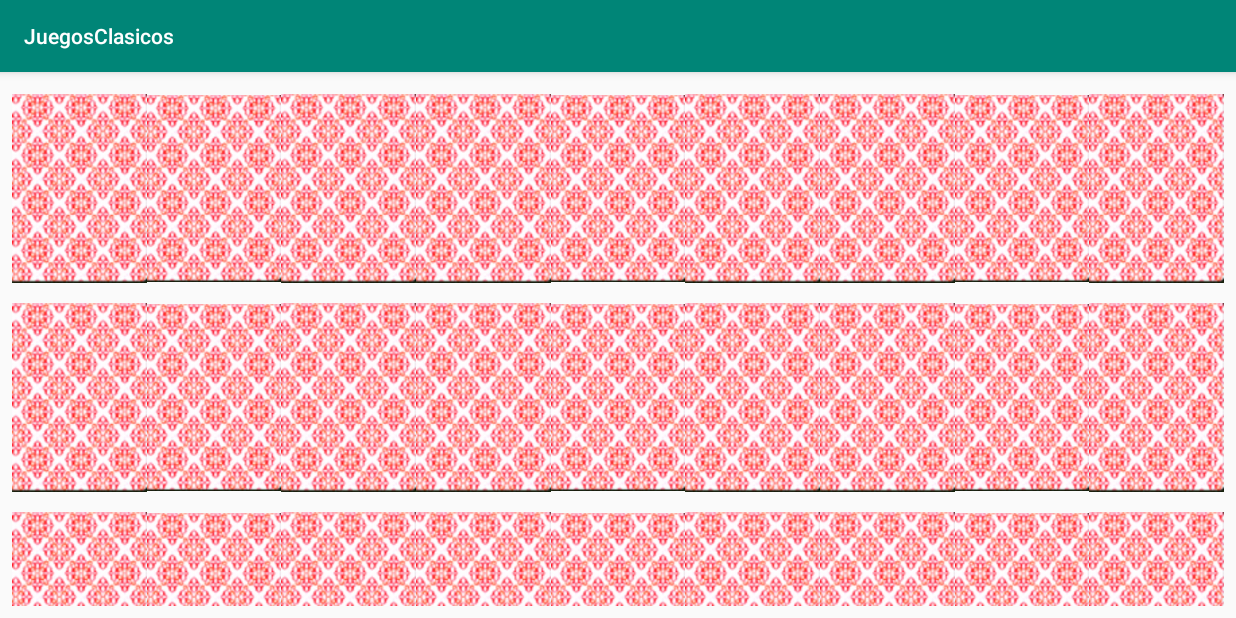
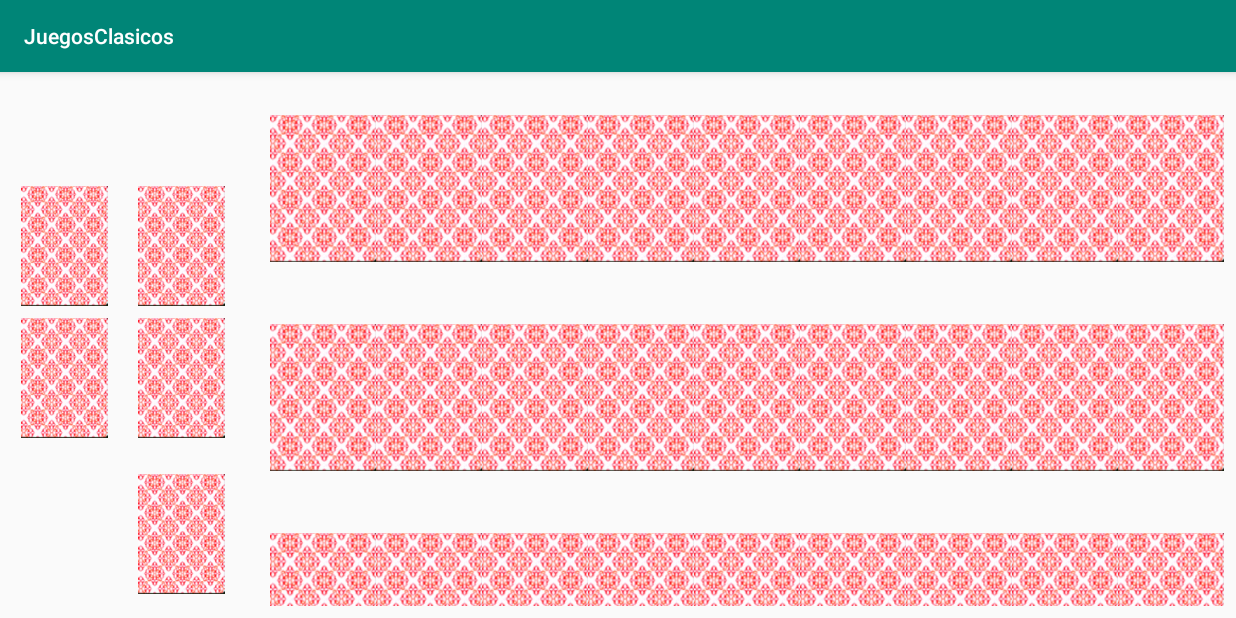
Before and after one commit to Mariova15/PMDM1819, an Android app: the SolitarioActivity screen opened directly, with no data from a screen before it, on a phone screen of 824 x 412 dp (held sideways). Run offline under Robolectric (Android 15) with nearby library versions, the phone set to English and light mode, and no system bars.

Commit message:
ComienzoFragmentMano

```diff
--- /dev/null
+++ b/JuegosClasicos/app/src/main/java/com/example/mario/juegosclasicos/ManoFragment.java
@@ -0,0 +1,108 @@
+package com.example.mario.juegosclasicos;
+
+import android.content.Context;
+import android.net.Uri;
+import android.os.Bundle;
+import android.support.v4.app.Fragment;
+import android.view.LayoutInflater;
+import android.view.View;
+import android.view.ViewGroup;
+
+
+/**
+ * A simple {@link Fragment} subclass.
+ * Activities that contain this fragment must implement the
+ * {@link ManoFragment.OnFragmentInteractionListener} interface
+ * to handle interaction events.
+ * Use the {@link ManoFragment#newInstance} factory method to
+ * create an instance of this fragment.
+ */
+public class ManoFragment extends Fragment {
+    // TODO: Rename parameter arguments, choose names that match
+    // the fragment initialization parameters, e.g. ARG_ITEM_NUMBER
+    private static final String ARG_PARAM1 = "param1";
+    private static final String ARG_PARAM2 = "param2";
+
+    // TODO: Rename and change types of parameters
+    private String mParam1;
+    private String mParam2;
+
+    private OnFragmentInteractionListener mListener;
+
+    public ManoFragment() {
+        // Required empty public constructor
+    }
+
+    /**
+     * Use this factory method to create a new instance of
+     * this fragment using the provided parameters.
+     *
+     * @param param1 Parameter 1.
+     * @param param2 Parameter 2.
+     * @return A new instance of fragment ManoFragment.
+     */
+    // TODO: Rename and change types and number of parameters
+    public static ManoFragment newInstance(String param1, String param2) {
+        ManoFragment fragment = new ManoFragment();
+        Bundle args = new Bundle();
+        args.putString(ARG_PARAM1, param1);
+        args.putString(ARG_PARAM2, param2);
+        fragment.setArguments(args);
+        return fragment;
+    }
+
+    @Override
+    public void onCreate(Bundle savedInstanceState) {
+        super.onCreate(savedInstanceState);
+        if (getArguments() != null) {
+            mParam1 = getArguments().getString(ARG_PARAM1);
+            mParam2 = getArguments().getString(ARG_PARAM2);
+        }
+    }
+
+    @Override
+    public View onCreateView(LayoutInflater inflater, ViewGroup container,
+                             Bundle savedInstanceState) {
+        // Inflate the layout for this fragment
+        return inflater.inflate(R.layout.fragment_mano, container, false);
+    }
+
+    // TODO: Rename method, update argument and hook method into UI event
+    public void onButtonPressed(Uri uri) {
+        if (mListener != null) {
+            mListener.onFragmentInteraction(uri);
+        }
+    }
+
+    @Override
+    public void onAttach(Context context) {
+        super.onAttach(context);
+        if (context instanceof OnFragmentInteractionListener) {
+            mListener = (OnFragmentInteractionListener) context;
+        } else {
+            throw new RuntimeException(context.toString()
+                    + " must implement OnFragmentInteractionListener");
+        }
+    }
+
+    @Override
+    public void onDetach() {
+        super.onDetach();
+        mListener = null;
+    }
+
+    /**
+     * This interface must be implemented by activities that contain this
+     * fragment to allow an interaction in this fragment to be communicated
+     * to the activity and potentially other fragments contained in that
+     * activity.
+     * <p>
+     * See the Android Training lesson <a href=
+     * "http://developer.android.com/training/basics/fragments/communicating.html"
+     * >Communicating with Other Fragments</a> for more information.
+     */
+    public interface OnFragmentInteractionListener {
+        // TODO: Update argument type and name
+        void onFragmentInteraction(Uri uri);
+    }
+}
--- a/JuegosClasicos/app/src/main/java/com/example/mario/juegosclasicos/SolitarioActivity.java
+++ b/JuegosClasicos/app/src/main/java/com/example/mario/juegosclasicos/SolitarioActivity.java
@@ -4,7 +4,7 @@ import android.net.Uri;
 import android.support.v7.app.AppCompatActivity;
 import android.os.Bundle;
 
-public class SolitarioActivity extends AppCompatActivity implements CartasFragment.OnFragmentInteractionListener {
+public class SolitarioActivity extends AppCompatActivity implements CartasFragment.OnFragmentInteractionListener, ManoFragment.OnFragmentInteractionListener {
 
     @Override
     protected void onCreate(Bundle savedInstanceState) {
@@ -16,4 +16,9 @@ public class SolitarioActivity extends AppCompatActivity implements CartasFragme
     public void onFragmentInteraction(int posCarta) {
 
     }
+
+    @Override
+    public void onFragmentInteraction(Uri uri) {
+
+    }
 }
--- a/JuegosClasicos/app/src/main/res/layout/activity_solitario.xml
+++ b/JuegosClasicos/app/src/main/res/layout/activity_solitario.xml
@@ -19,7 +19,20 @@
         android:layout_marginBottom="8dp"
         app:layout_constraintBottom_toBottomOf="parent"
         app:layout_constraintEnd_toEndOf="parent"
+        app:layout_constraintStart_toEndOf="@+id/fragment2"
+        app:layout_constraintTop_toTopOf="parent"
+        tools:layout="@layout/fragment_cartas" />
+
+    <fragment
+        android:id="@+id/fragment2"
+        android:name="com.example.mario.juegosclasicos.ManoFragment"
+        android:layout_width="wrap_content"
+        android:layout_height="0dp"
+        android:layout_marginStart="8dp"
+        android:layout_marginTop="8dp"
+        android:layout_marginBottom="8dp"
+        app:layout_constraintBottom_toBottomOf="parent"
         app:layout_constraintStart_toStartOf="parent"
         app:layout_constraintTop_toTopOf="parent"
-        tools:layout="@layout/fragment_cartas" />
+        tools:layout="@layout/fragment_mano" />
 </android.support.constraint.ConstraintLayout>
--- a/JuegosClasicos/app/src/main/res/layout/fragment_cartas.xml
+++ b/JuegosClasicos/app/src/main/res/layout/fragment_cartas.xml
@@ -3,14 +3,12 @@
     xmlns:tools="http://schemas.android.com/tools"
     android:layout_width="match_parent"
     android:layout_height="match_parent"
-    tools:context=".CartasFragment"
-    android:screenOrientation="landscape"
-    android:configChanges="orientation|keyboardHidden">
+    tools:context=".CartasFragment">
 
     <!-- TODO: Update blank fragment layout -->
 
     <android.support.v7.widget.RecyclerView
         android:id="@+id/RVCartas"
-        android:layout_width="match_parent"
-        android:layout_height="match_parent" />
+        android:layout_width="wrap_content"
+        android:layout_height="wrap_content" />
 </FrameLayout>
--- /dev/null
+++ b/JuegosClasicos/app/src/main/res/layout/fragment_mano.xml
@@ -0,0 +1,60 @@
+<?xml version="1.0" encoding="utf-8"?>
+<android.support.constraint.ConstraintLayout xmlns:android="http://schemas.android.com/apk/res/android"
+    xmlns:app="http://schemas.android.com/apk/res-auto"
+    xmlns:tools="http://schemas.android.com/tools"
+    android:layout_width="match_parent"
+    android:layout_height="match_parent"
+    tools:context=".ManoFragment">
+
+    <!-- TODO: Update blank fragment layout -->
+
+    <ImageView
+        android:id="@+id/imageViewCarta1"
+        android:layout_width="70dp"
+        android:layout_height="80dp"
+        android:layout_marginEnd="8dp"
+        android:layout_marginBottom="8dp"
+        android:src="@drawable/reverso_carta"
+        app:layout_constraintBottom_toTopOf="@+id/imageViewCarta3"
+        app:layout_constraintEnd_toStartOf="@+id/imageViewCarta2" />
+
+    <ImageView
+        android:id="@+id/imageViewCarta2"
+        android:layout_width="70dp"
+        android:layout_height="80dp"
+        android:layout_marginEnd="16dp"
+        android:layout_marginBottom="8dp"
+        android:src="@drawable/reverso_carta"
+        app:layout_constraintBottom_toTopOf="@+id/imageViewCarta4"
+        app:layout_constraintEnd_toEndOf="parent" />
+
+    <ImageView
+        android:id="@+id/imageViewCarta3"
+        android:layout_width="70dp"
+        android:layout_height="80dp"
+        android:layout_marginEnd="8dp"
+        android:layout_marginBottom="24dp"
+        android:src="@drawable/reverso_carta"
+        app:layout_constraintBottom_toTopOf="@+id/imageViewCartaMano"
+        app:layout_constraintEnd_toStartOf="@+id/imageViewCarta4" />
+
+    <ImageView
+        android:id="@+id/imageViewCarta4"
+        android:layout_width="70dp"
+        android:layout_height="80dp"
+        android:layout_marginEnd="16dp"
+        android:layout_marginBottom="24dp"
+        android:src="@drawable/reverso_carta"
+        app:layout_constraintBottom_toTopOf="@+id/imageViewCartaMano"
+        app:layout_constraintEnd_toEndOf="parent" />
+
+    <ImageView
+        android:id="@+id/imageViewCartaMano"
+        android:layout_width="70dp"
+        android:layout_height="80dp"
+        android:layout_marginEnd="16dp"
+        android:layout_marginBottom="8dp"
+        android:src="@drawable/reverso_carta"
+        app:layout_constraintBottom_toBottomOf="parent"
+        app:layout_constraintEnd_toEndOf="parent" />
+</android.support.constraint.ConstraintLayout>
```
